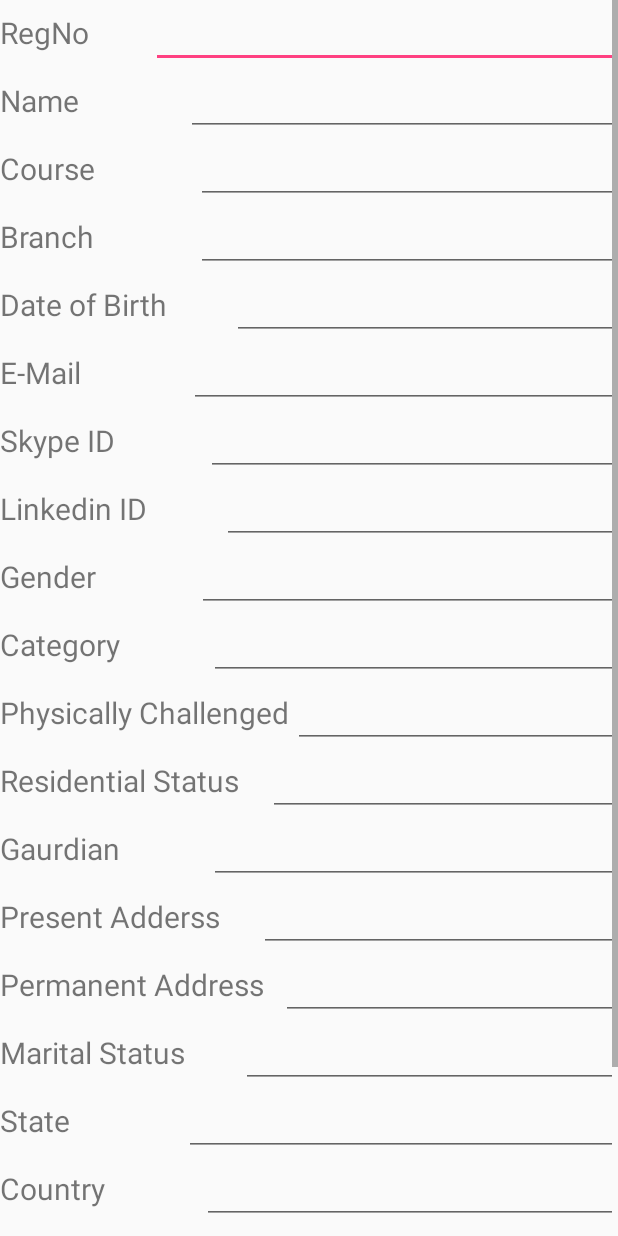
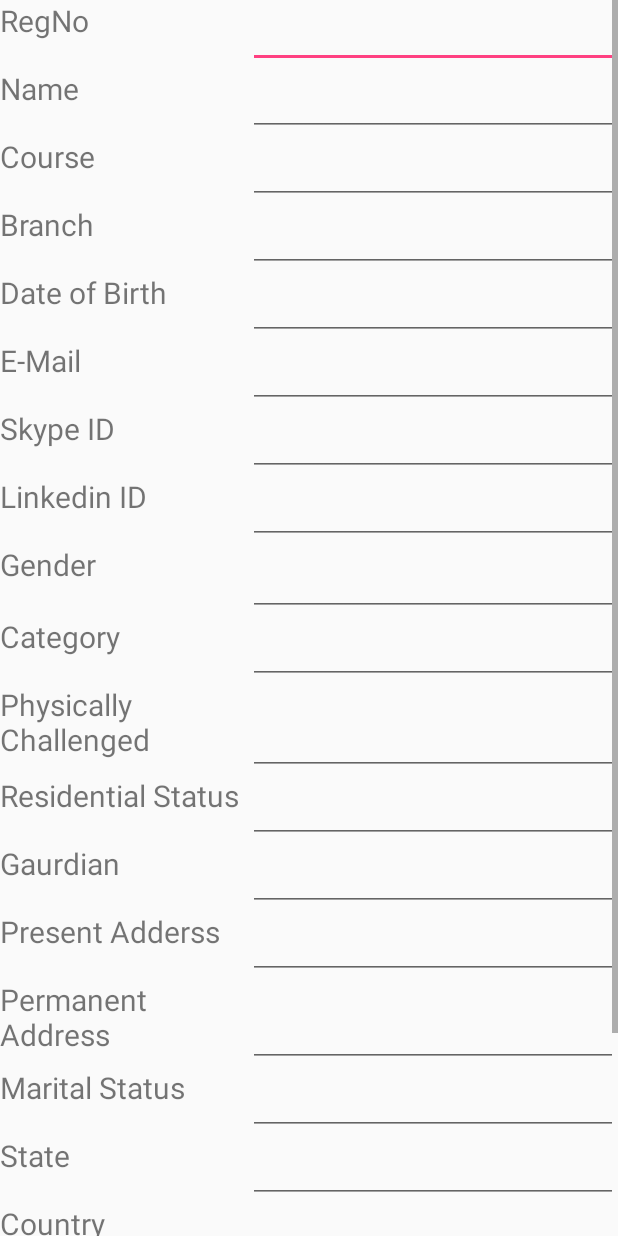
Before and after one commit to mkfeuhrer/TPO-MNNIT, an Android app: the layout tab1_fragment.xml on its own in the app's theme, with its tools: preview values and no code run, on a phone screen of 412 x 824 dp. Run offline under Robolectric (Android 15) with nearby library versions, the phone set to English and light mode, and no system bars.

Commit message:
UI update in myprofile

```diff
--- a/app/src/main/java/com/example/mohit/tpomnnit/AddCompany.java
+++ b/app/src/main/java/com/example/mohit/tpomnnit/AddCompany.java
@@ -59,8 +59,8 @@ public class AddCompany extends AppCompatActivity {
         date = (EditText) findViewById(R.id.textDate);
         time = (EditText) findViewById(R.id.textTime);
         calendar = Calendar.getInstance();
-        year = calendar.get(Calendar.YEAR);
-        hours = calendar.get(Calendar.HOUR_OF_DAY);
+//        year = calendar.get(Calendar.YEAR);
+//        hours = calendar.get(Calendar.HOUR_OF_DAY);
         minutes = calendar.get(Calendar.MINUTE);
         month = calendar.get(Calendar.MONTH);
         day = calendar.get(Calendar.DAY_OF_MONTH);
--- a/app/src/main/java/com/example/mohit/tpomnnit/Landing.java
+++ b/app/src/main/java/com/example/mohit/tpomnnit/Landing.java
@@ -22,7 +22,6 @@ public class Landing extends AppCompatActivity {
         tpoadmin.setOnClickListener(new View.OnClickListener() {
             @Override
             public void onClick(View view) {
-                finish();
                 Intent i = new Intent(Landing.this, TpoLogin.class);
                 startActivity(i);
                 //Toast.makeText(Landing.this,"TPO Register",Toast.LENGTH_LONG).show();
@@ -32,7 +31,6 @@ public class Landing extends AppCompatActivity {
         student.setOnClickListener(new View.OnClickListener() {
             @Override
             public void onClick(View view) {
-                finish();
                 Intent i = new Intent(Landing.this, Login.class);
                 startActivity(i);
             }
--- a/app/src/main/java/com/example/mohit/tpomnnit/Login.java
+++ b/app/src/main/java/com/example/mohit/tpomnnit/Login.java
@@ -47,7 +47,6 @@ public class Login extends AppCompatActivity {
         SharedPreferences preferences1 = PreferenceManager.getDefaultSharedPreferences(this);
         String isLogged = preferences1.getString("Logged", "");
         if(!isLogged.equalsIgnoreCase(""))
-
         {
             if(isLogged.equals("true")){
                 Intent i=new Intent(Login.this,StudentProfile.class);
--- a/app/src/main/java/com/example/mohit/tpomnnit/TpoHome.java
+++ b/app/src/main/java/com/example/mohit/tpomnnit/TpoHome.java
@@ -120,7 +120,7 @@ public class TpoHome extends AppCompatActivity
         } else if (id == R.id.logout){
             SharedPreferences preferences = PreferenceManager.getDefaultSharedPreferences(this);
             SharedPreferences.Editor editor = preferences.edit();
-            editor.putString("Logged","false");
+            editor.putString("LoggedTpo","false");
             editor.apply();
             Intent i = new Intent(TpoHome.this, TpoLogin.class);
             startActivity(i);
--- a/app/src/main/res/layout/tab1_fragment.xml
+++ b/app/src/main/res/layout/tab1_fragment.xml
@@ -19,17 +19,17 @@
 
         <TextView
             android:id="@+id/textView1"
-            android:layout_width="wrap_content"
-            android:layout_height="wrap_content"
-            android:layout_weight="30"
+            android:layout_width="match_parent"
+            android:layout_height="match_parent"
             android:textSize="20dp"
+            android:layout_weight="60"
             android:text="RegNo" />
 
         <EditText
             android:id="@+id/regno"
-            android:layout_width="wrap_content"
-            android:layout_height="wrap_content"
-            android:layout_weight="70"
+            android:layout_width="match_parent"
+            android:layout_height="match_parent"
+            android:layout_weight="40"
             android:ems="10"
             />
 
@@ -44,16 +44,16 @@
         <TextView
             android:id="@+id/textView2"
             android:layout_width="match_parent"
-            android:layout_height="wrap_content"
-            android:layout_weight="70"
-            android:text="Name"
-            android:textSize="20dp"/>
+            android:layout_height="match_parent"
+            android:textSize="20dp"
+            android:layout_weight="60"
+            android:text="Name" />
 
         <EditText
             android:id="@+id/name"
             android:layout_width="match_parent"
-            android:layout_height="wrap_content"
-            android:layout_weight="30"
+            android:layout_height="match_parent"
+            android:layout_weight="40"
             android:ems="10"
             />
 
@@ -66,17 +66,17 @@
 
         <TextView
             android:id="@+id/textView3"
-            android:layout_width="wrap_content"
-            android:layout_height="wrap_content"
-            android:layout_weight="1"
+            android:layout_width="match_parent"
+            android:layout_height="match_parent"
+            android:layout_weight="60"
             android:text="Course"
             android:textSize="20dp"/>
 
         <EditText
             android:id="@+id/course"
-            android:layout_width="wrap_content"
-            android:layout_height="wrap_content"
-            android:layout_weight="1"
+            android:layout_width="match_parent"
+            android:layout_height="match_parent"
+            android:layout_weight="40"
             android:ems="10"
             />
 
@@ -89,17 +89,17 @@
 
         <TextView
             android:id="@+id/textView4"
-            android:layout_width="wrap_content"
-            android:layout_height="wrap_content"
-            android:layout_weight="1"
+            android:layout_width="match_parent"
+            android:layout_height="match_parent"
+            android:layout_weight="60"
             android:text="Branch"
             android:textSize="20dp"/>
 
         <EditText
             android:id="@+id/branch"
-            android:layout_width="wrap_content"
-            android:layout_height="wrap_content"
-            android:layout_weight="1"
+            android:layout_width="match_parent"
+            android:layout_height="match_parent"
+            android:layout_weight="40"
             android:ems="10" />
 
     </LinearLayout>
@@ -111,17 +111,17 @@
 
         <TextView
             android:id="@+id/textView5"
-            android:layout_width="wrap_content"
-            android:layout_height="wrap_content"
-            android:layout_weight="1"
+            android:layout_width="match_parent"
+            android:layout_height="match_parent"
+            android:layout_weight="60"
             android:text="Date of Birth"
             android:textSize="20dp"/>
 
         <EditText
             android:id="@+id/dob"
-            android:layout_width="wrap_content"
-            android:layout_height="wrap_content"
-            android:layout_weight="1"
+            android:layout_width="match_parent"
+            android:layout_height="match_parent"
+            android:layout_weight="40"
             android:ems="10" />
 
     </LinearLayout>
@@ -133,17 +133,17 @@
 
         <TextView
             android:id="@+id/textView6"
-            android:layout_width="wrap_content"
-            android:layout_height="wrap_content"
-            android:layout_weight="1"
+            android:layout_width="match_parent"
+            android:layout_height="match_parent"
+            android:layout_weight="60"
             android:text="E-Mail"
             android:textSize="20dp"/>
 
         <EditText
             android:id="@+id/email"
-            android:layout_width="wrap_content"
-            android:layout_height="wrap_content"
-            android:layout_weight="1"
+            android:layout_width="match_parent"
+            android:layout_height="match_parent"
+            android:layout_weight="40"
             android:ems="10" />
 
     </LinearLayout>
@@ -155,17 +155,17 @@
 
         <TextView
             android:id="@+id/textView7"
-            android:layout_width="wrap_content"
-            android:layout_height="wrap_content"
-            android:layout_weight="1"
+            android:layout_width="match_parent"
+            android:layout_height="match_parent"
+            android:layout_weight="60"
             android:text="Skype ID"
             android:textSize="20dp"/>
 
         <EditText
             android:id="@+id/skypeid"
-            android:layout_width="wrap_content"
-            android:layout_height="wrap_content"
-            android:layout_weight="1"
+            android:layout_width="match_parent"
+            android:layout_height="match_parent"
+            android:layout_weight="40"
             android:ems="10" />
 
     </LinearLayout>
@@ -177,17 +177,17 @@
 
         <TextView
             android:id="@+id/textView8"
-            android:layout_width="wrap_content"
-            android:layout_height="wrap_content"
-            android:layout_weight="1"
+            android:layout_width="match_parent"
+            android:layout_height="match_parent"
+            android:layout_weight="60"
             android:text="Linkedin ID"
             android:textSize="20dp"/>
 
         <EditText
             android:id="@+id/linkedinid"
-            android:layout_width="wrap_content"
-            android:layout_height="wrap_content"
-            android:layout_weight="1"
+            android:layout_width="match_parent"
+            android:layout_height="match_parent"
+            android:layout_weight="40"
             android:ems="10" />
 
     </LinearLayout>
@@ -199,17 +199,18 @@
 
         <TextView
             android:id="@+id/textView9"
-            android:layout_width="wrap_content"
-            android:layout_height="wrap_content"
-            android:layout_weight="1"
+            android:layout_width="match_parent"
+            android:layout_height="match_parent"
+            android:layout_weight="60"
             android:text="Gender"
             android:textSize="20dp"/>
 
         <EditText
             android:id="@+id/gender"
-            android:layout_width="wrap_content"
-            android:layout_height="wrap_content"
-            android:layout_weight="1"
+            android:layout_width="match_parent"
+            android:layout_height="match_parent"
+            android:textSize="20dp"
+            android:layout_weight="40"
             android:ems="10" />
 
     </LinearLayout>
@@ -221,17 +222,17 @@
 
         <TextView
             android:id="@+id/textView10"
-            android:layout_width="wrap_content"
-            android:layout_height="wrap_content"
-            android:layout_weight="1"
+            android:layout_width="match_parent"
+            android:layout_height="match_parent"
+            android:layout_weight="60"
             android:text="Category"
             android:textSize="20dp"/>
 
         <EditText
             android:id="@+id/category"
-            android:layout_width="wrap_content"
-            android:layout_height="wrap_content"
-            android:layout_weight="1"
+            android:layout_width="match_parent"
+            android:layout_height="match_parent"
+            android:layout_weight="40"
             android:ems="10"/>
 
     </LinearLayout>
@@ -243,17 +244,18 @@
 
         <TextView
             android:id="@+id/textView11"
-            android:layout_width="wrap_content"
-            android:layout_height="wrap_content"
-            android:layout_weight="1"
+            android:layout_width="match_parent"
+            android:layout_height="match_parent"
+            android:layout_weight="60"
             android:text="Physically Challenged"
             android:textSize="20dp"/>
 
         <EditText
             android:id="@+id/pwd"
-            android:layout_width="wrap_content"
-            android:layout_height="wrap_content"
-            android:layout_weight="1"
+            android:layout_width="match_parent"
+            android:layout_height="match_parent"
+            android:textSize="20dp"
+            android:layout_weight="40"
             android:ems="10" />
 
     </LinearLayout>
@@ -265,17 +267,17 @@
 
         <TextView
             android:id="@+id/textView12"
-            android:layout_width="wrap_content"
-            android:layout_height="wrap_content"
-            android:layout_weight="1"
+            android:layout_width="match_parent"
+            android:layout_height="match_parent"
+            android:layout_weight="60"
             android:text="Residential Status"
             android:textSize="20dp"/>
 
         <EditText
             android:id="@+id/residential"
-            android:layout_width="wrap_content"
-            android:layout_height="wrap_content"
-            android:layout_weight="1"
+            android:layout_width="match_parent"
+            android:layout_height="match_parent"
+            android:layout_weight="40"
             android:ems="10" />
 
     </LinearLayout>
@@ -287,17 +289,17 @@
 
         <TextView
             android:id="@+id/textView13"
-            android:layout_width="wrap_content"
-            android:layout_height="wrap_content"
-            android:layout_weight="1"
+            android:layout_width="match_parent"
+            android:layout_height="match_parent"
+            android:layout_weight="60"
             android:text="Gaurdian"
             android:textSize="20dp"/>
 
         <EditText
             android:id="@+id/guardian"
-            android:layout_width="wrap_content"
-            android:layout_height="wrap_content"
-            android:layout_weight="1"
+            android:layout_width="match_parent"
+            android:layout_height="match_parent"
+            android:layout_weight="40"
             android:ems="10" />
 
     </LinearLayout>
@@ -309,17 +311,17 @@
 
         <TextView
             android:id="@+id/textView14"
-            android:layout_width="wrap_content"
-            android:layout_height="wrap_content"
-            android:layout_weight="1"
+            android:layout_width="match_parent"
+            android:layout_height="match_parent"
+            android:layout_weight="60"
             android:text="Present Adderss"
             android:textSize="20dp"/>
 
         <EditText
             android:id="@+id/presentAddress"
-            android:layout_width="wrap_content"
-            android:layout_height="wrap_content"
-            android:layout_weight="1"
+            android:layout_width="match_parent"
+            android:layout_height="match_parent"
+            android:layout_weight="40"
             android:ems="10" />
 
     </LinearLayout>
@@ -331,17 +333,17 @@
 
         <TextView
             android:id="@+id/textView15"
-            android:layout_width="wrap_content"
-            android:layout_height="wrap_content"
-            android:layout_weight="1"
+            android:layout_width="match_parent"
+            android:layout_height="match_parent"
+            android:layout_weight="60"
             android:text="Permanent Address"
             android:textSize="20dp"/>
 
         <EditText
             android:id="@+id/permanentAddress"
-            android:layout_width="wrap_content"
-            android:layout_height="wrap_content"
-            android:layout_weight="1"
+            android:layout_width="match_parent"
+            android:layout_height="match_parent"
+            android:layout_weight="40"
             android:ems="10"/>
 
     </LinearLayout>
@@ -353,17 +355,17 @@
 
         <TextView
             android:id="@+id/textView16"
-            android:layout_width="wrap_content"
-            android:layout_height="wrap_content"
-            android:layout_weight="1"
+            android:layout_width="match_parent"
+            android:layout_height="match_parent"
+            android:layout_weight="60"
             android:text="Marital Status"
             android:textSize="20dp"/>
 
         <EditText
             android:id="@+id/marital"
-            android:layout_width="wrap_content"
-            android:layout_height="wrap_content"
-            android:layout_weight="1"
+            android:layout_width="match_parent"
+            android:layout_height="match_parent"
+            android:layout_weight="40"
             android:ems="10" />
 
     </LinearLayout>
@@ -375,17 +377,17 @@
 
         <TextView
             android:id="@+id/textView17"
-            android:layout_width="wrap_content"
-            android:layout_height="wrap_content"
-            android:layout_weight="1"
+            android:layout_width="match_parent"
+            android:layout_height="match_parent"
+            android:layout_weight="60"
             android:text="State"
             android:textSize="20dp"/>
 
         <EditText
             android:id="@+id/state"
-            android:layout_width="wrap_content"
-            android:layout_height="wrap_content"
-            android:layout_weight="1"
+            android:layout_width="match_parent"
+            android:layout_height="match_parent"
+            android:layout_weight="40"
             android:ems="10" />
 
     </LinearLayout>
@@ -397,17 +399,17 @@
 
         <TextView
             android:id="@+id/textView18"
-            android:layout_width="wrap_content"
-            android:layout_height="wrap_content"
-            android:layout_weight="1"
+            android:layout_width="match_parent"
+            android:layout_height="match_parent"
+            android:layout_weight="60"
             android:text="Country"
             android:textSize="20dp"/>
 
         <EditText
             android:id="@+id/country"
-            android:layout_width="wrap_content"
-            android:layout_height="wrap_content"
-            android:layout_weight="1"
+            android:layout_width="match_parent"
+            android:layout_height="match_parent"
+            android:layout_weight="40"
             android:ems="10" />
 
     </LinearLayout>
@@ -419,17 +421,17 @@
 
         <TextView
             android:id="@+id/textView19"
-            android:layout_width="wrap_content"
-            android:layout_height="wrap_content"
-            android:layout_weight="1"
+            android:layout_width="match_parent"
+            android:layout_height="match_parent"
+            android:layout_weight="60"
             android:text="Personal Contact"
             android:textSize="20dp"/>
 
         <EditText
             android:id="@+id/personalcontact"
-            android:layout_width="wrap_content"
-            android:layout_height="wrap_content"
-            android:layout_weight="1"
+            android:layout_width="match_parent"
+            android:layout_height="match_parent"
+            android:layout_weight="40"
             android:ems="10" />
 
     </LinearLayout>
@@ -441,17 +443,17 @@
 
         <TextView
             android:id="@+id/textView20"
-            android:layout_width="wrap_content"
-            android:layout_height="wrap_content"
-            android:layout_weight="1"
+            android:layout_width="match_parent"
+            android:layout_height="match_parent"
+            android:layout_weight="60"
             android:text="Parent Contact"
             android:textSize="20dp"/>
 
         <EditText
             android:id="@+id/parentcontact"
-            android:layout_width="wrap_content"
-            android:layout_height="wrap_content"
-            android:layout_weight="1"
+            android:layout_width="match_parent"
+            android:layout_height="match_parent"
+            android:layout_weight="40"
             android:ems="10"/>
 
     </LinearLayout>
```
Also changed, not shown: app/src/main/java/com/example/mohit/tpomnnit/TpoLogin.java (+6 -5 lines), app/src/main/java/com/example/mohit/tpomnnit/TpoSignup.java (+0 -8 lines), app/src/main/res/layout/activity_tpo_signup.xml (+183 -40 lines), app/src/main/res/layout/tab2_fragment.xml (+81 -81 lines).
